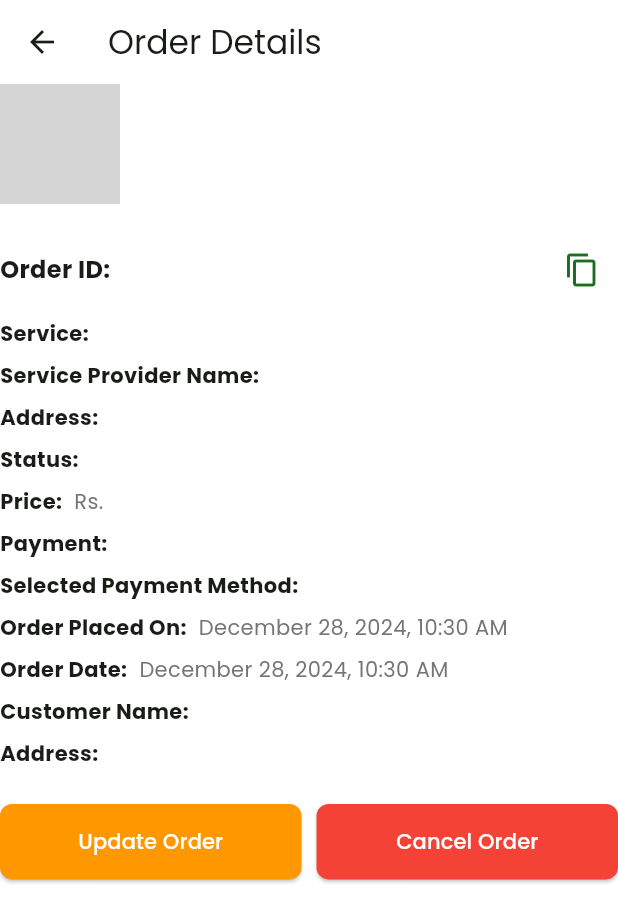
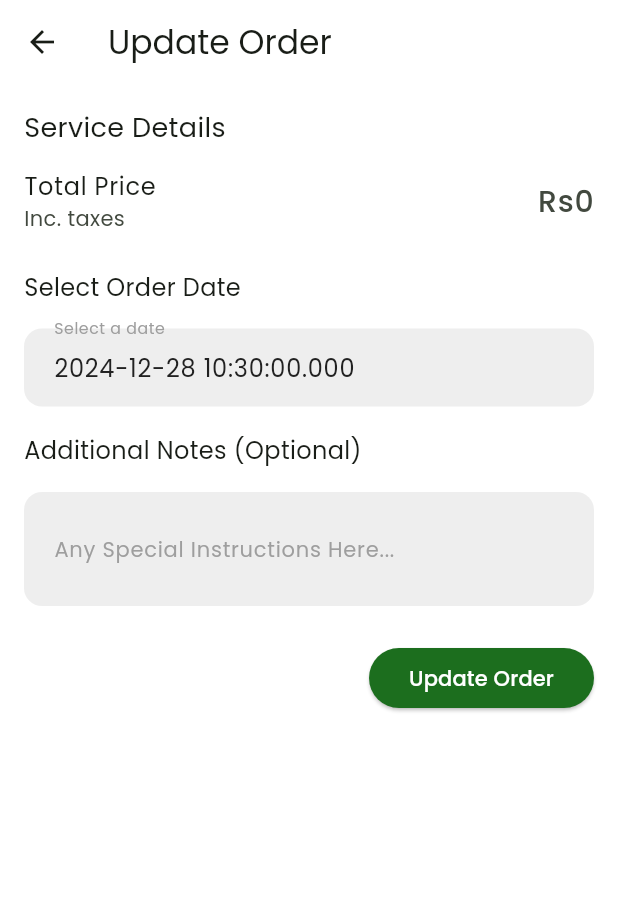
Before and after one commit to offfahad/hire-service-hub, a Flutter app: the OrderDetailsScreen screen opened directly with empty values, after a tap on "Update Order", on a phone screen of 412 x 824 dp. Shown: the top 922 px of the screen. Run offline on Flutter 3.47's test engine with Material 3 defaults, Android fonts, the phone set to English and light mode, and no system bars; our stand-ins replace cached_network_image, carousel_slider, connectivity_plus, country_picker, font_awesome_flutter, google_fonts and 8 more; missing offline and left inert: carded; accounts and stored records are empty; grey boxes are pictures that could not be loaded.

Commit message:
update order is done

```diff
--- a/lib/main.dart
+++ b/lib/main.dart
@@ -1,4 +1,5 @@
 import 'package:e_commerce/common/no_internet_connection/no_internet_connection_screen.dart';
+import 'package:e_commerce/jazzcash_screen.dart';
 import 'package:e_commerce/providers/authentication/authentication_provider.dart';
 import 'package:e_commerce/providers/authentication/forget_password_provider.dart';
 import 'package:e_commerce/providers/authentication/login_provider.dart';
@@ -66,7 +67,7 @@ class _MyAppState extends State<MyApp> {
         theme: AppTheme.lightTheme,
         darkTheme: AppTheme.darkTheme,
         themeMode: ThemeMode.light,
-        home: const SplashScreen(),
+        home: const SplashScreen()
       ),
     );
   }
--- a/lib/screens/orders/order_detail_screen.dart
+++ b/lib/screens/orders/order_detail_screen.dart
@@ -1,8 +1,10 @@
 import 'dart:convert';
 
 import 'package:carded/carded.dart';
+import 'package:e_commerce/common/slide_page_routes/slide_page_route.dart';
 import 'package:e_commerce/common/snakbar/custom_snakbar.dart';
 import 'package:e_commerce/providers/orders/orders_provider.dart';
+import 'package:e_commerce/screens/orders/order_update_screen.dart';
 import 'package:e_commerce/utils/app_theme.dart';
 import 'package:flutter/material.dart';
 import 'package:flutter/services.dart'; // For Clipboard
@@ -164,7 +166,14 @@ class OrderCard extends StatelessWidget {
             label: 'Update Order',
             color: Colors.orange,
             onPressed: () {
-              // Add logic to update the order
+              Navigator.push(
+                context,
+                SlidePageRoute(
+                  page: OrderUpdateScreen(
+                    order: order,
+                  ),
+                ),
+              );
             },
           ),
         if (!isServiceProvider)
--- /dev/null
+++ b/lib/screens/orders/order_update_screen.dart
@@ -0,0 +1,206 @@
+import 'dart:convert';
+
+import 'package:e_commerce/common/snakbar/custom_snakbar.dart';
+import 'package:e_commerce/common/text_form_fields/custom_text_form_field.dart';
+import 'package:e_commerce/models/orders/get_my_orders.dart';
+import 'package:e_commerce/providers/orders/orders_provider.dart';
+import 'package:e_commerce/utils/app_theme.dart';
+import 'package:flutter/material.dart';
+import 'package:provider/provider.dart';
+
+class OrderUpdateScreen extends StatefulWidget {
+  final Datum order;
+  const OrderUpdateScreen({super.key, required this.order});
+
+  @override
+  State<OrderUpdateScreen> createState() => _OrderUpdateScreenState();
+}
+
+class _OrderUpdateScreenState extends State<OrderUpdateScreen> {
+  @override
+  void initState() {
+    // TODO: implement initState
+    super.initState();
+    additionalNotesController.text = widget.order.additionalNotes.toString();
+    selectedDateController.text = widget.order.orderDate.toString();
+    selectedOrderDate = widget.order.orderDate;
+  }
+
+  final TextEditingController additionalNotesController =
+      TextEditingController();
+  final TextEditingController selectedDateController = TextEditingController();
+  DateTime? selectedOrderDate;
+
+  Future<void> selectDate(BuildContext context) async {
+    final DateTime currentDate = DateTime.now();
+
+    final DateTime? pickedDate = await showDatePicker(
+      context: context,
+      initialDate:
+          currentDate.add(const Duration(days: 1)), // Start with tomorrow
+      firstDate: currentDate.add(const Duration(days: 1)), // Exclude today
+      lastDate: DateTime(2100), // Arbitrary future date
+    );
+
+    if (pickedDate != null) {
+      setState(() {
+        selectedOrderDate = pickedDate;
+        selectedDateController.text = pickedDate
+            .toLocal()
+            .toString()
+            .split(' ')[0]; // Format as YYYY-MM-DD
+      });
+    }
+  }
+
+  @override
+  Widget build(BuildContext context) {
+    final orderProvider = Provider.of<OrderProvider>(context);
+
+    return Scaffold(
+      appBar: AppBar(
+        title: const Text(
+          'Update Order',
+        ),
+        forceMaterialTransparency: true,
+      ),
+      body: Padding(
+        padding: const EdgeInsets.all(16.0),
+        child: SingleChildScrollView(
+          child: Column(
+            crossAxisAlignment: CrossAxisAlignment.start,
+            children: [
+              const Text(
+                "Service Details",
+                style: TextStyle(fontSize: 18),
+              ),
+              ListTile(
+                contentPadding: EdgeInsets.zero,
+                title: const Text(
+                  "Total Price",
+                ),
+                subtitle: const Text(
+                  "Inc. taxes",
+                ),
+                trailing: Text(
+                  "Rs${widget.order.service.price}",
+                  style: const TextStyle(fontSize: 20),
+                ),
+              ),
+              const SizedBox(height: 10),
+              const Text(
+                "Select Order Date",
+                style: TextStyle(fontSize: 16),
+              ),
+              const SizedBox(height: 8),
+              GestureDetector(
+                onTap: () => selectDate(context),
+                child: AbsorbPointer(
+                  child: CustomTextFormField(
+                    controller: selectedDateController,
+                    label: "Select a date",
+                  ),
+                ),
+              ),
+              const SizedBox(height: 10),
+              const Text(
+                "Additional Notes (Optional)",
+                style: TextStyle(fontSize: 16),
+              ),
+              const SizedBox(height: 8),
+              CustomTextFormField(
+                controller: additionalNotesController,
+                label: "Any Special Instructions Here...",
+                maxLines: 2,
+              ),
+              const SizedBox(height: 20),
+              Align(
+                alignment: Alignment.centerRight,
+                child: SizedBox(
+                  height: 40,
+                  width: 150,
+                  child: Consumer<OrderProvider>(
+                    builder: (context, orderProvider, child) {
+                      return ElevatedButton(
+                        style: ElevatedButton.styleFrom(
+                          backgroundColor: AppTheme.fMainColor,
+                          foregroundColor: Colors.white,
+                        ),
+                        onPressed: orderProvider.isLoading
+                            ? null // Disable button while loading
+                            : () async {
+                                // Input validation checks
+                                if (selectedOrderDate == null) {
+                                  showCustomSnackBar(
+                                    context,
+                                    "Please select a valid order date!",
+                                    Colors.red,
+                                  );
+                                  return;
+                                }
+
+                                // Perform API call
+                                final response =
+                                    await orderProvider.updateOrder(
+                                  orderId: widget
+                                      .order.id, // Use appropriate `orderId`
+                                  orderDate: selectedOrderDate
+                                      .toString(), // Replace with selected date
+                                  additionalNotes: additionalNotesController
+                                      .text, // Replace with user input
+                                );
+
+                                if (response != null) {
+                                  if (response.statusCode == 200) {
+                                    // On success
+                                    final responseData =
+                                        jsonDecode(response.body);
+                                    showCustomSnackBar(
+                                      context,
+                                      responseData['message'] ??
+                                          "Order updated successfully!",
+                                      Colors.green,
+                                    );
+                                    orderProvider.fetchMyOrders();
+                                    // Navigate back to previous screen
+                                    Navigator.pop(
+                                        context); // Close dialog/screen
+                                    Navigator.pop(context);
+
+                                  } else {
+                                    // On failure
+                                    final responseData =
+                                        jsonDecode(response.body);
+                                    showCustomSnackBar(
+                                      context,
+                                      responseData['message'] ??
+                                          "Failed to update order",
+                                      Colors.red,
+                                    );
+                                  }
+                                } else {
+                                  // Handle unexpected errors
+                                  showCustomSnackBar(
+                                    context,
+                                    orderProvider.errorMessage ??
+                                        "Something went wrong!",
+                                    Colors.red,
+                                  );
+                                }
+                              },
+                        child: orderProvider.isLoading
+                            ? const CircularProgressIndicator(
+                                color: Colors.white)
+                            : const Text('Update Order'),
+                      );
+                    },
+                  ),
+                ),
+              ),
+            ],
+          ),
+        ),
+      ),
+    );
+  }
+}
```
Also changed, not shown: lib/jazzcash_screen.dart (added, +251 -0 lines), lib/providers/orders/orders_provider.dart (+27 -0 lines), lib/repository/orders/orders_repository.dart (+13 -0 lines), lib/services/orders/orders_service.dart (+24 -0 lines).
